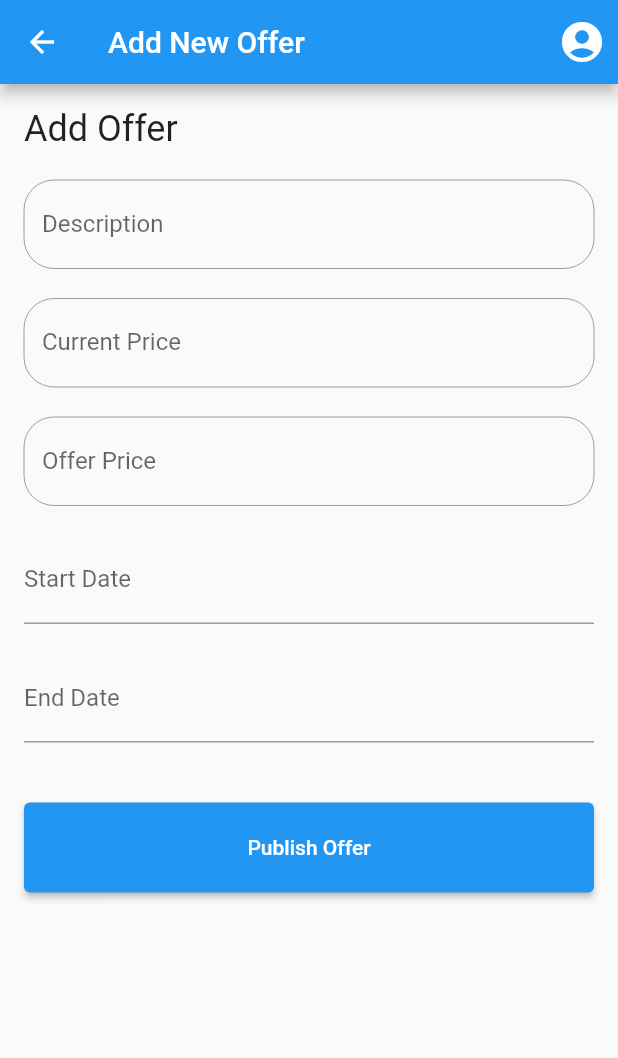
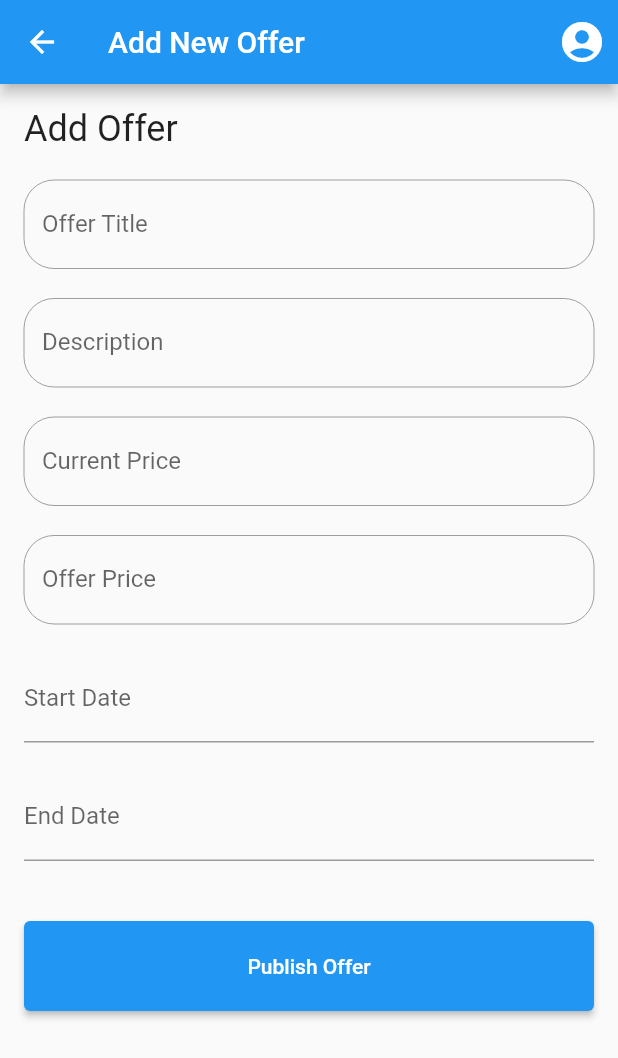
Before and after one commit to shukad333/kattalocal, a Flutter app: the NewOfferPage screen opened directly, on a phone screen of 412 x 824 dp. Shown: the top 1058 px of the screen. Run offline on Flutter 3.47's test engine with Material 2 defaults, Android fonts, the phone set to English and light mode, and no system bars; our stand-ins replace flutter_speed_dial, sqflite; accounts and stored records are empty.

Commit message:
Offer title

```diff
--- a/lib/new_offer_page.dart
+++ b/lib/new_offer_page.dart
@@ -199,6 +199,37 @@ class _MyHomePageState extends State<NewOfferPage> {
                 children: <Widget>[
                   TextFormField(
                     decoration: const InputDecoration(
+                        labelText: 'Offer Title',
+                        enabledBorder: OutlineInputBorder(
+                          borderRadius: BorderRadius.all(Radius.circular(20.0)),
+                          borderSide:
+                          BorderSide(color: Colors.grey, width: 0.0),
+                        ),
+                        border: OutlineInputBorder()),
+                    onFieldSubmitted: (value) {
+                      setState(() {
+                        description = value.toUpperCase();
+                        // firstNameList.add(firstName);
+                      });
+                    },
+                    onChanged: (value) {
+                      setState(() {
+                        description = value.toUpperCase();
+                      });
+                    },
+                    // validator: (value) {
+                    //   if (value == null || value.isEmpty || value.length < 3) {
+                    //     return 'Business Name must contain at least 3 characters';
+                    //   } else if (value.contains(RegExp(r'^[0-9_\-=@,\.;]+$'))) {
+                    //     return 'Business Name cannot contain special characters';
+                    //   }
+                    // },
+                  ),
+                  const SizedBox(
+                    height: 20,
+                  ),
+                  TextFormField(
+                    decoration: const InputDecoration(
                         labelText: 'Description',
                         enabledBorder: OutlineInputBorder(
                           borderRadius: BorderRadius.all(Radius.circular(20.0)),
```
